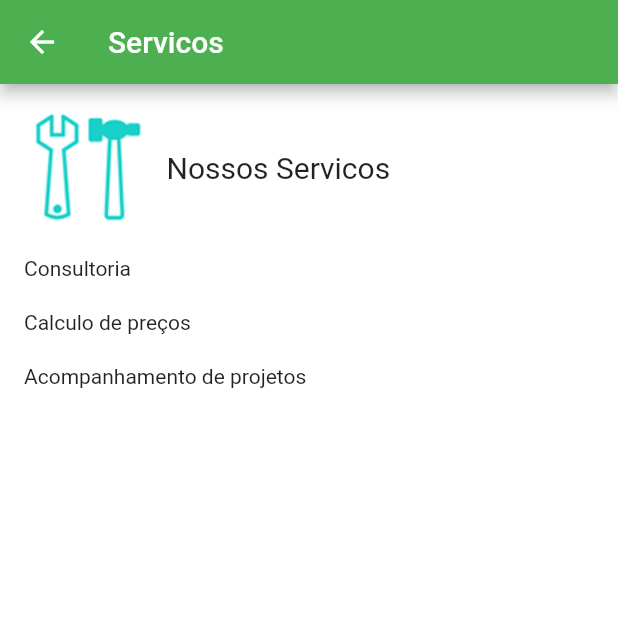
After one commit to alexander-brandao/stm_consultoria, a Flutter app: the TelaServicos screen opened directly, on a phone screen of 412 x 824 dp, the top half of it. The commit adds this screen. Run offline on Flutter 3.47's test engine with Material 2 defaults, Android fonts, the phone set to English and light mode, and no system bars.

Commit message:
atm consultoria finish

```diff
--- /dev/null
+++ b/lib/TelaServicos.dart
@@ -0,0 +1,57 @@
+import 'package:flutter/material.dart';
+
+class TelaServicos extends StatefulWidget {
+  const TelaServicos({Key? key}) : super(key: key);
+
+  @override
+  State<TelaServicos> createState() => _TelaServicosState();
+}
+
+class _TelaServicosState extends State<TelaServicos> {
+  @override
+  Widget build(BuildContext context) {
+    return Scaffold(
+      backgroundColor: Colors.white,
+      appBar: AppBar(
+        title: Text("Servicos"),
+        backgroundColor: Colors.green,
+      ),
+      body: SingleChildScrollView(
+        child: Container(
+          padding: EdgeInsets.all(16),
+          child: Column(
+            crossAxisAlignment: CrossAxisAlignment.start,
+            children: [
+              Row(
+                children: [
+                  Image.asset("images/detalhe_servico.png"),
+                  Padding(
+                    padding: EdgeInsets.only(left: 10),
+                    child: Text(
+                      "Nossos Servicos",
+                      style: TextStyle(
+                          fontSize: 20
+                      ),
+                    ),
+                  )
+                ],
+              ),
+              Padding(
+                padding: EdgeInsets.only(top: 20),
+                child: Text("Consultoria"),
+              ),
+              Padding(
+                padding: EdgeInsets.only(top: 20),
+                child: Text("Calculo de preços"),
+              ),
+              Padding(
+                padding: EdgeInsets.only(top: 20),
+                child: Text("Acompanhamento de projetos"),
+              )
+            ],
+          ),
+        ),
+      ),
+    );
+  }
+}
```
Also changed, not shown: lib/Home.dart (+31 -3 lines), lib/TelaClientes.dart (added, +59 -0 lines), lib/TelaContato.dart (added, +64 -0 lines), lib/TelaEmpresa.dart (added, +53 -0 lines).
